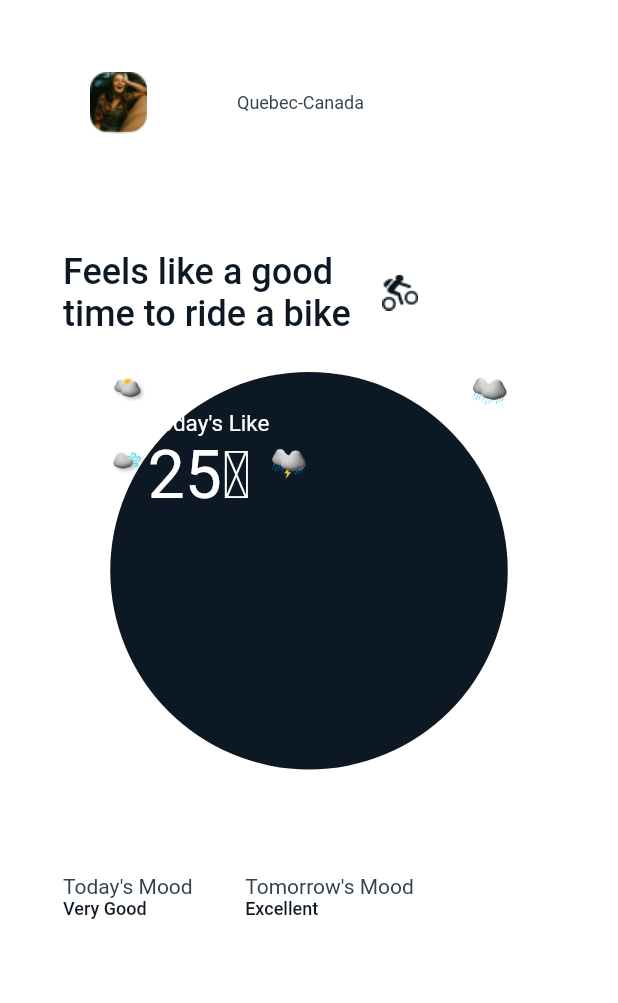
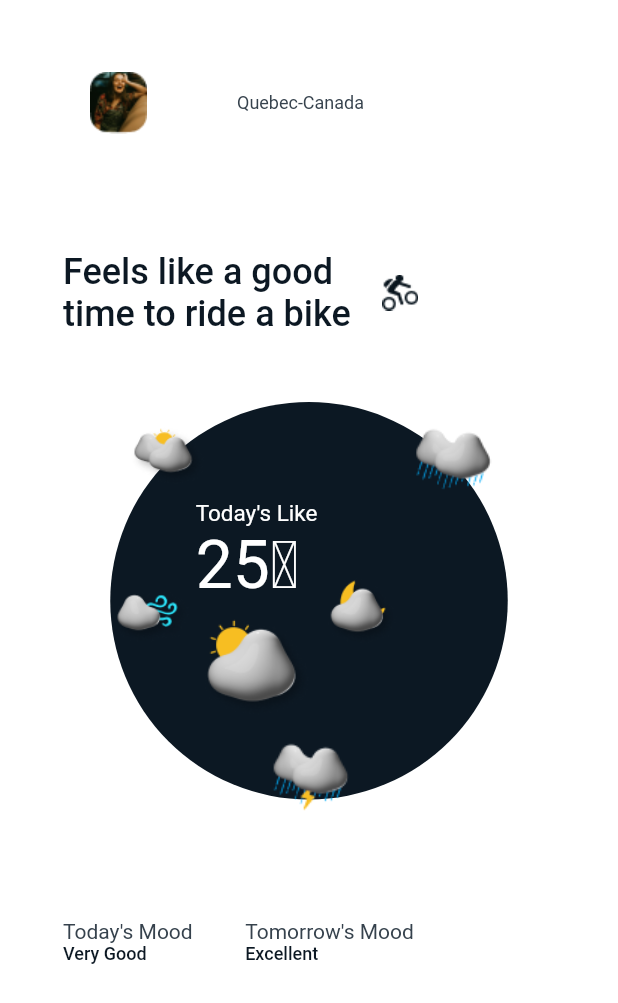
Before and after one commit to siegfred14/flutter_weather, a Flutter app: the Home screen opened directly, on a phone screen of 412 x 824 dp. Shown: the top 1003 px of the screen. Run offline on Flutter 3.47's test engine with Material 2 defaults, Android fonts, the light colour scheme and no system bars; our stand-ins replace get_it; Roboto replaces fonts that are missing (Poppins, poppins).

Commit message:
home.dart icons completed

```diff
--- a/lib/main.dart
+++ b/lib/main.dart
@@ -1,5 +1,5 @@
-import 'package:cfrd_temp_app/ui/home/home.dart';
-// import 'package:cfrd_temp_app/ui/splash/splash.dart';
+// import 'package:cfrd_temp_app/ui/home/home.dart';
+import 'package:cfrd_temp_app/ui/splash/splash.dart';
 import 'package:cfrd_temp_app/utils/locator_setup.dart';
 import 'package:cfrd_temp_app/utils/provider_setup.dart';
 import 'package:flutter/material.dart';
@@ -32,7 +32,7 @@ class MyApp extends StatelessWidget {
         highlightColor: Colors.transparent,
       ),
       home: Material(
-        child: Builder(builder: (BuildContext context) => Home()),
+        child: Builder(builder: (BuildContext context) => Splash()),
       ),
     );
   }
--- a/lib/ui/home/home.dart
+++ b/lib/ui/home/home.dart
@@ -130,32 +130,154 @@ class Home extends StatelessWidget {
               ),
             ),
             const SizedBox(
-              height: 15,
+              height: 25,
             ),
-            Column(
-              children: [
             Container(
-                  height: 265,
+              // height: 265,
               width: 265,
               margin: EdgeInsets.all(10.0),
               decoration: const BoxDecoration(
                   color: Color(0xff0C1823), shape: BoxShape.circle),
               child: Column(
                 children: [
-                      Row(
+                  // Stack(
+                  //   children: <Widget>[
+                  //     Positioned(
+                  //       top: 261,
+                  //       left: 44,
+                  //       height: 55,
+                  //       width: 55,
+                  //       child: Image.asset(
+                  //       'assets/images/cloudy_day_icon.png',
+                  //       width: 55,
+                  //       height: 55,
+                  //       ),
+                  //     ),
+                  //   ],
+                  // ),
+                  // Stack(
+                  //   children: <Widget>[
+                  //     Positioned(
+                  //       top: 261,
+                  //       left: 252,
+                  //       height: 55,
+                  //       width: 55,
+                  //       child: Image.asset(
+                  //       'assets/images/rain_icon.png',
+                  //       width: 55,
+                  //       height: 55,
+                  //       ),
+                  //     ),
+                  //   ],
+                  // ),
+                  // Stack(
+                  //   children: const <Widget>[
+                  //     Positioned(
+                  //       top: 315,
+                  //       left: 114,
+                  //       height: 87,
+                  //       width: 83,
+                  //       child: Text.rich(
+                  //           TextSpan(
+                  //             children: <InlineSpan>[
+                  //               TextSpan(
+                  //                   text: "Today's Like\n",
+                  //                   style: TextStyle(
+                  //                       color: Colors.white,
+                  //                       fontSize: 15,
+                  //                       fontFamily: "Poppins",
+                  //                       fontWeight: FontWeight.w400)),
+                  //               TextSpan(
+                  //                   text: "25\u2103",
+                  //                   style: TextStyle(
+                  //                       color: Colors.white,
+                  //                       fontSize: 44,
+                  //                       fontFamily: "Poppins",
+                  //                       fontWeight: FontWeight.w400)),
+                  //             ],
+                  //           ),
+                  //         ),
+                  //     ),
+                  //   ],
+                  // ),
+                  // Stack(
+                  //   children: <Widget>[
+                  //     Positioned(
+                  //       top: 261,
+                  //       left: 44,
+                  //       height: 85,
+                  //       width: 85,
+                  //       child: Image.asset(
+                  //       'assets/images/sunrise.png',
+                  //       width: 85,
+                  //       height: 85,
+                  //       ),
+                  //     ),
+                  //   ],
+                  // ),
+                  // Stack(
+                  //   children: <Widget>[
+                  //     Positioned(
+                  //       top: 384,
+                  //       left: 41,
+                  //       height: 55,
+                  //       width: 55,
+                  //       child: Image.asset(
+                  //       'assets/images/windy_icon.png',
+                  //       width: 55,
+                  //       height: 55,
+                  //       ),
+                  //     ),
+                  //   ],
+                  // ),
+                  // Stack(
+                  //   children: <Widget>[
+                  //     Positioned(
+                  //       top: 384,
+                  //       left: 264,
+                  //       height: 55,
+                  //       width: 55,
+                  //       child: Image.asset(
+                  //       'assets/images/clear_night_icon.png',
+                  //       width: 55,
+                  //       height: 55,
+                  //       ),
+                  //     ),
+                  //   ],
+                  // ),
+                  // Stack(
+                  //   children: <Widget>[
+                  //     Positioned(
+                  //       top: 471,
+                  //       left: 148,
+                  //       height: 55,
+                  //       width: 55,
+                  //       child: Image.asset(
+                  //       'assets/images/thunderstorm_icon.png',
+                  //       width: 55,
+                  //       height: 55,
+                  //       ),
+                  //     ),
+                  //   ],
+                  // ),
+
+                  Padding(
+                    padding: const EdgeInsets.fromLTRB(10, 20, 10, 0),
+                    child: Row(
                       mainAxisAlignment: MainAxisAlignment.spaceBetween,
                       children: [
                         Image.asset(
                           'assets/images/cloudy_day_icon.png',
-                            width: 25,
-                            height: 25,
+                          width: 55,
+                          height: 55,
                         ),
                         Image.asset(
                           'assets/images/rain_icon.png',
-                            width: 25,
-                            height: 25,
+                          width: 55,
+                          height: 55,
                         ),
                       ],
+                    ),
                   ),
                   Row(
                     children: [
@@ -163,14 +285,15 @@ class Home extends StatelessWidget {
                         children: [
                           Image.asset(
                             'assets/images/windy_icon.png',
-                                width: 25,
-                                height: 25,
+                            width: 55,
+                            height: 55,
                           )
                         ],
                       ),
                       Column(
-                            children: const [
-                              Text.rich(
+                        mainAxisAlignment: MainAxisAlignment.end,
+                        children: [
+                          const Text.rich(
                             TextSpan(
                               children: <InlineSpan>[
                                 TextSpan(
@@ -190,15 +313,15 @@ class Home extends StatelessWidget {
                               ],
                             ),
                           ),
-                              // Row(
-                              //   children: [
-                              //     Image.asset(
-                              //       'assets/images/cloudy_day_icon.png',
-                              //       width: 25,
-                              //       height: 25,
-                              //     ),
-                              //   ],
-                              // ),
+                          Row(
+                            children: [
+                              Image.asset(
+                                'assets/images/sunrise.png',
+                                width: 85,
+                                height: 85,
+                              ),
+                            ],
+                          ),
                         ],
                       ),
                       Column(
@@ -206,18 +329,27 @@ class Home extends StatelessWidget {
                         crossAxisAlignment: CrossAxisAlignment.center,
                         children: [
                           Image.asset(
-                                'assets/images/thunderstorm_icon.png',
-                                width: 25,
-                                height: 25,
+                            'assets/images/clear_night_icon.png',
+                            width: 55,
+                            height: 55,
                           )
                         ],
                       ),
                     ],
                   ),
+                  Row(
+                    mainAxisAlignment: MainAxisAlignment.center,
+                    crossAxisAlignment: CrossAxisAlignment.end,
+                    children: [
+                      Image.asset(
+                        'assets/images/thunderstorm_icon.png',
+                        width: 55,
+                        height: 55,
+                      ),
                     ],
                   ),
-                )
                 ],
+              ),
             ),
             Padding(
               padding: const EdgeInsets.fromLTRB(42, 60, 0, 0),
```
Lines whose indentation alone changed are shown as unchanged.
